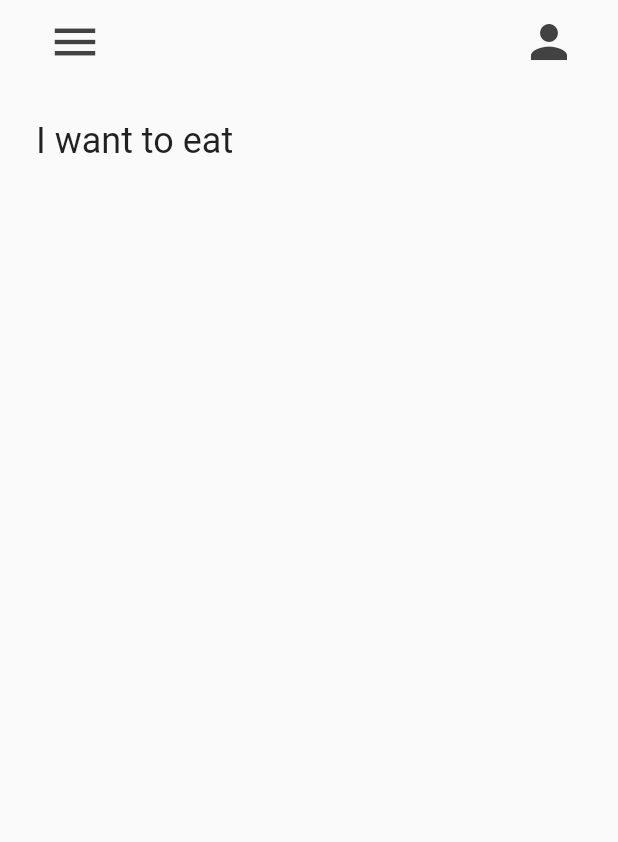
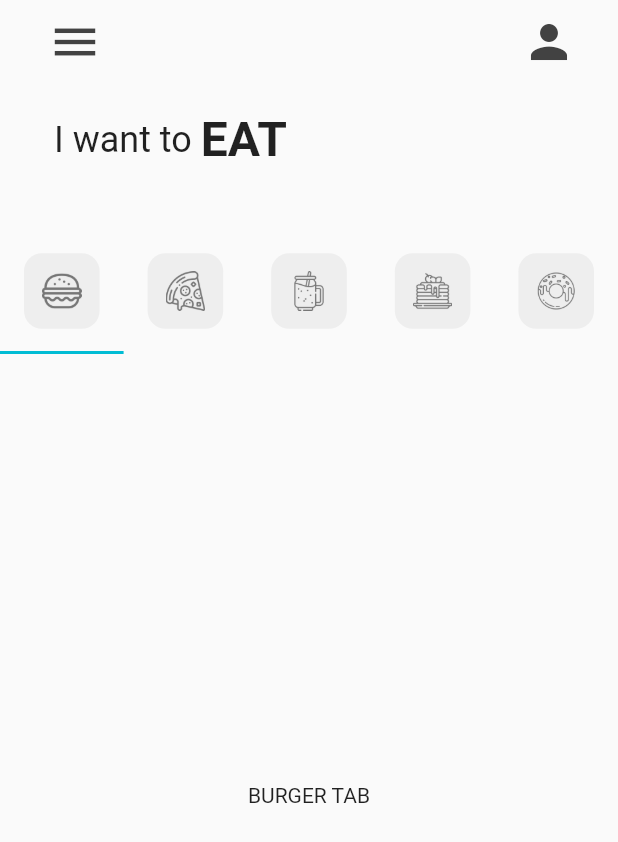
Before and after one commit to Sommos/flutter_food_shop, a Flutter app: the screen it shows after launch, on a phone screen of 412 x 824 dp. Shown: the top 842 px of the screen. Run offline on Flutter 3.47's test engine with Material 2 defaults, Android fonts, the light colour scheme and no system bars.

Commit message:
added navigation bar and separate pages for each tab

```diff
--- a/lib/main.dart
+++ b/lib/main.dart
@@ -12,9 +12,10 @@ class MyApp extends StatelessWidget {
   // This widget is the root of your application.
   @override
   Widget build(BuildContext context) {
-    return const MaterialApp(
+    return MaterialApp(
       debugShowCheckedModeBanner: false,
-      home: HomePage(),
+      home: const HomePage(),
+      theme: ThemeData(primarySwatch: Colors.cyan),
       );
   }
 }
--- a/lib/pages/home_page.dart
+++ b/lib/pages/home_page.dart
@@ -1,4 +1,11 @@
 import 'package:flutter/material.dart';
+
+import '../utility/tab.dart';
+import '../tabs/burger_tab.dart';
+import '../tabs/pizza_tab.dart';
+import '../tabs/smoothie_tab.dart';
+import '../tabs/pancakes_tab.dart';
+import '../tabs/donut_tab.dart';
 
 class HomePage extends StatefulWidget {
   const HomePage({super.key});
@@ -8,9 +15,35 @@ class HomePage extends StatefulWidget {
 }
 
 class _HomePageState extends State<HomePage> {
+  // list of tabs
+  List<Widget> tabsList = const [
+    // burger tab
+    AppTab(
+      iconPath: 'lib/icons/burger.png',
+    ),
+    // pizza tab
+    AppTab(
+      iconPath: 'lib/icons/pizza.png',
+    ),
+    // smoothie tab
+    AppTab(
+        iconPath: 'lib/icons/smoothie.png',
+      ),
+    // pancake tab
+    AppTab(
+      iconPath: 'lib/icons/pancakes.png',
+    ),
+    // donut tab
+    AppTab(
+      iconPath: 'lib/icons/donut.png',
+    ),
+  ];
+
   @override
   Widget build(BuildContext context) {
-    return Scaffold(
+      return DefaultTabController(
+        length: tabsList.length,
+        child: Scaffold(
           appBar: AppBar(
             backgroundColor: Colors.transparent,
             elevation: 0,
@@ -44,21 +77,55 @@ class _HomePageState extends State<HomePage> {
             ]
           ),
           body: Column(
-        children: const [
+            children: [
               // text
               Padding(
-            padding: EdgeInsets.all(24.0),
-            child: Text(
-              "I want to eat",
-              style: TextStyle(fontSize: 24),
+                padding: const EdgeInsets.symmetric(
+                  horizontal: 36.0,
+                  vertical: 18.0,
+                ),
+                child: Row(
+                  children: const [
+                    Text(
+                      "I want to ",
+                      style: TextStyle(
+                        fontSize: 24,
+                      ),
+                    ),
+                    Text(
+                      "EAT",
+                      style: TextStyle(
+                        fontSize: 32,
+                        fontWeight: FontWeight.bold,
+                      ),
+                    ),
+                  ],
+                ),
               ),
 
+              const SizedBox(height: 24.0),
+
               // tab bar
-
+              TabBar(tabs: tabsList),
               // tab bar view
-
+              Expanded(
+                child: TabBarView(
+                  children: [
+                    // burger page
+                    BurgerTab(),
+                    // pizza page
+                    PizzaTab(),
+                    // smoothie page
+                    SmoothieTab(),
+                    // pancake page
+                    PancakesTab(),
+                    // donut page
+                    DonutTab(),
+                  ],
+                ),
               ),
           ],
+        ),
       ),
     );
   }
--- /dev/null
+++ b/lib/tabs/burger_tab.dart
@@ -0,0 +1,12 @@
+import 'package:flutter/material.dart';
+
+class BurgerTab extends StatelessWidget {
+  @override
+  Widget build(BuildContext context) {
+    return Container(
+      child: Center(
+        child: Text("BURGER TAB"),
+      ),
+    );
+  }
+}
--- /dev/null
+++ b/lib/utility/tab.dart
@@ -0,0 +1,28 @@
+import 'package:flutter/material.dart';
+
+class AppTab extends StatelessWidget {
+  final String iconPath;
+
+  const AppTab({
+    super.key,
+    required this.iconPath,
+  });
+
+  @override
+  Widget build(BuildContext context) {
+    return Tab(
+      height: 80,
+      child: Container(
+        padding: const EdgeInsets.all(12.0),
+        decoration: BoxDecoration(
+          color: Colors.grey[200],
+          borderRadius: BorderRadius.circular(12.0),
+        ),
+        child: Image.asset(
+          iconPath,
+          color: Colors.grey[600],
+        ),
+      ),
+    );
+  }
+}
```
Also changed, not shown: lib/tabs/donut_tab.dart (added, +31 -0 lines), lib/tabs/pancakes_tab.dart (added, +12 -0 lines), lib/tabs/pizza_tab.dart (added, +12 -0 lines), lib/tabs/smoothie_tab.dart (added, +12 -0 lines), lib/utility/donut_tile.dart (added, +56 -0 lines). Lines whose indentation alone changed are shown as unchanged.
